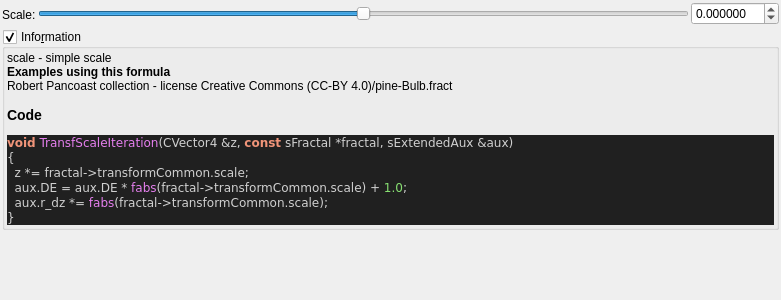
Before: the Qt Designer form mandelbulber2/formula/ui/fractal_transf_scale.ui in buddhi1980/mandelbulber2, drawn with Qt 5.
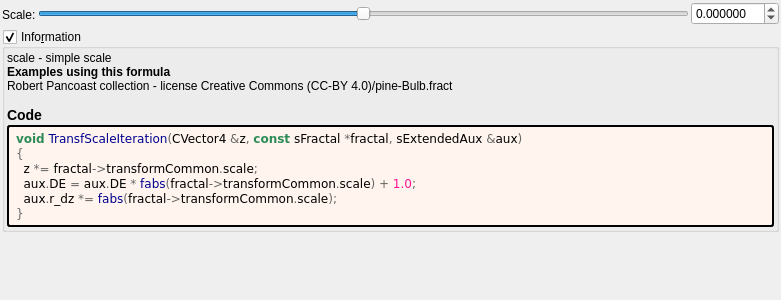
After: the same form once the commit is applied. Custom widgets are drawn as their Qt base class.

What changed in the file:
```diff
--- a/mandelbulber2/formula/ui/fractal_transf_scale.ui
+++ b/mandelbulber2/formula/ui/fractal_transf_scale.ui
@@ -124,18 +124,33 @@
        <number>2</number>
       </property>
       <item>
-       <widget class="QLabel" name="label_code_content">
+	   <widget class="QLabel" name="label_information_general">
         <property name="text">
          <string notr="true">&lt;p&gt;scale - simple scale&lt;/p&gt;&lt;table&gt;
 &lt;/table&gt;
-&lt;br&gt;&lt;b&gt;Examples using this formula&lt;/b&gt;&lt;br&gt;Robert Pancoast collection - license Creative Commons (CC-BY 4.0)/pine-Bulb.fract&lt;h3&gt;Code&lt;/h3&gt;
-&lt;body style=&quot;background-color:#202020&quot;&gt;
-&lt;pre style=&quot;color:#d0d0d0; background-color:#202020;  font-family:'Courier New',monospace;&quot;&gt;&lt;span style=&quot;color:#f09479; font-weight:bold&quot;&gt;void&lt;/span&gt; &lt;span style=&quot;color:#e47eed&quot;&gt;TransfScaleIteration&lt;/span&gt;&lt;span style=&quot;color:#d0d0d0&quot;&gt;(&lt;/span&gt;CVector4 &lt;span style=&quot;color:#d0d0d0&quot;&gt;&amp;amp;&lt;/span&gt;z&lt;span style=&quot;color:#d0d0d0&quot;&gt;,&lt;/span&gt; &lt;span style=&quot;color:#f09479; font-weight:bold&quot;&gt;const&lt;/span&gt; sFractal &lt;span style=&quot;color:#d0d0d0&quot;&gt;*&lt;/span&gt;fractal&lt;span style=&quot;color:#d0d0d0&quot;&gt;,&lt;/span&gt; sExtendedAux &lt;span style=&quot;color:#d0d0d0&quot;&gt;&amp;amp;&lt;/span&gt;aux&lt;span style=&quot;color:#d0d0d0&quot;&gt;)&lt;/span&gt;
-&lt;span style=&quot;color:#d0d0d0&quot;&gt;{&lt;/span&gt;
-  z &lt;span style=&quot;color:#d0d0d0&quot;&gt;*=&lt;/span&gt; fractal&lt;span style=&quot;color:#d0d0d0&quot;&gt;-&amp;gt;&lt;/span&gt;transformCommon&lt;span style=&quot;color:#d0d0d0&quot;&gt;.&lt;/span&gt;scale&lt;span style=&quot;color:#d0d0d0&quot;&gt;;&lt;/span&gt;
-  aux&lt;span style=&quot;color:#d0d0d0&quot;&gt;.&lt;/span&gt;DE &lt;span style=&quot;color:#d0d0d0&quot;&gt;=&lt;/span&gt; aux&lt;span style=&quot;color:#d0d0d0&quot;&gt;.&lt;/span&gt;DE &lt;span style=&quot;color:#d0d0d0&quot;&gt;*&lt;/span&gt; &lt;span style=&quot;color:#e47eed&quot;&gt;fabs&lt;/span&gt;&lt;span style=&quot;color:#d0d0d0&quot;&gt;(&lt;/span&gt;fractal&lt;span style=&quot;color:#d0d0d0&quot;&gt;-&amp;gt;&lt;/span&gt;transformCommon&lt;span style=&quot;color:#d0d0d0&quot;&gt;.&lt;/span&gt;scale&lt;span style=&quot;color:#d0d0d0&quot;&gt;) +&lt;/span&gt; &lt;span style=&quot;color:#87df71&quot;&gt;1.0&lt;/span&gt;&lt;span style=&quot;color:#d0d0d0&quot;&gt;;&lt;/span&gt;
-  aux&lt;span style=&quot;color:#d0d0d0&quot;&gt;.&lt;/span&gt;r_dz &lt;span style=&quot;color:#d0d0d0&quot;&gt;*=&lt;/span&gt; &lt;span style=&quot;color:#e47eed&quot;&gt;fabs&lt;/span&gt;&lt;span style=&quot;color:#d0d0d0&quot;&gt;(&lt;/span&gt;fractal&lt;span style=&quot;color:#d0d0d0&quot;&gt;-&amp;gt;&lt;/span&gt;transformCommon&lt;span style=&quot;color:#d0d0d0&quot;&gt;.&lt;/span&gt;scale&lt;span style=&quot;color:#d0d0d0&quot;&gt;);&lt;/span&gt;
-&lt;span style=&quot;color:#d0d0d0&quot;&gt;}&lt;/span&gt;
+&lt;br&gt;&lt;b&gt;Examples using this formula&lt;/b&gt;&lt;br&gt;Robert Pancoast collection - license Creative Commons (CC-BY 4.0)/pine-Bulb.fract&lt;h3&gt;Code&lt;/h3&gt;</string>
+		</property>
+		<property name="wordWrap">
+		 <bool>true</bool>
+		</property>
+		<property name="openExternalLinks">
+		 <bool>true</bool>
+		</property>
+		<property name="textInteractionFlags">
+		 <set>Qt::LinksAccessibleByMouse|Qt::TextSelectableByMouse</set>
+		</property>
+		</widget>
+	   </item>
+	   <item>
+	    <widget class="QLabel" name="label_code_content">
+		 <property name="text">
+		  <string notr="true">&lt;body style=&quot;background-color:#fff5ee&quot;&gt;
+&lt;pre style=&quot;color:#000000; background-color:#fff5ee;  font-family:'Courier New',monospace;&quot;&gt;&lt;span style=&quot;color:#2e8b57; font-weight:bold&quot;&gt;void&lt;/span&gt; &lt;span style=&quot;color:#00008f&quot;&gt;TransfScaleIteration&lt;/span&gt;&lt;span style=&quot;color:#676767&quot;&gt;(&lt;/span&gt;CVector4 &lt;span style=&quot;color:#676767&quot;&gt;&amp;amp;&lt;/span&gt;z&lt;span style=&quot;color:#676767&quot;&gt;,&lt;/span&gt; &lt;span style=&quot;color:#2e8b57; font-weight:bold&quot;&gt;const&lt;/span&gt; sFractal &lt;span style=&quot;color:#676767&quot;&gt;*&lt;/span&gt;fractal&lt;span style=&quot;color:#676767&quot;&gt;,&lt;/span&gt; sExtendedAux &lt;span style=&quot;color:#676767&quot;&gt;&amp;amp;&lt;/span&gt;aux&lt;span style=&quot;color:#676767&quot;&gt;)&lt;/span&gt;
+&lt;span style=&quot;color:#676767&quot;&gt;{&lt;/span&gt;
+  z &lt;span style=&quot;color:#676767&quot;&gt;*=&lt;/span&gt; fractal&lt;span style=&quot;color:#676767&quot;&gt;-&amp;gt;&lt;/span&gt;transformCommon&lt;span style=&quot;color:#676767&quot;&gt;.&lt;/span&gt;scale&lt;span style=&quot;color:#676767&quot;&gt;;&lt;/span&gt;
+  aux&lt;span style=&quot;color:#676767&quot;&gt;.&lt;/span&gt;DE &lt;span style=&quot;color:#676767&quot;&gt;=&lt;/span&gt; aux&lt;span style=&quot;color:#676767&quot;&gt;.&lt;/span&gt;DE &lt;span style=&quot;color:#676767&quot;&gt;*&lt;/span&gt; &lt;span style=&quot;color:#00008f&quot;&gt;fabs&lt;/span&gt;&lt;span style=&quot;color:#676767&quot;&gt;(&lt;/span&gt;fractal&lt;span style=&quot;color:#676767&quot;&gt;-&amp;gt;&lt;/span&gt;transformCommon&lt;span style=&quot;color:#676767&quot;&gt;.&lt;/span&gt;scale&lt;span style=&quot;color:#676767&quot;&gt;) +&lt;/span&gt; &lt;span style=&quot;color:#ff1493&quot;&gt;1.0&lt;/span&gt;&lt;span style=&quot;color:#676767&quot;&gt;;&lt;/span&gt;
+  aux&lt;span style=&quot;color:#676767&quot;&gt;.&lt;/span&gt;r_dz &lt;span style=&quot;color:#676767&quot;&gt;*=&lt;/span&gt; &lt;span style=&quot;color:#00008f&quot;&gt;fabs&lt;/span&gt;&lt;span style=&quot;color:#676767&quot;&gt;(&lt;/span&gt;fractal&lt;span style=&quot;color:#676767&quot;&gt;-&amp;gt;&lt;/span&gt;transformCommon&lt;span style=&quot;color:#676767&quot;&gt;.&lt;/span&gt;scale&lt;span style=&quot;color:#676767&quot;&gt;);&lt;/span&gt;
+&lt;span style=&quot;color:#676767&quot;&gt;}&lt;/span&gt;
 &lt;/pre&gt;
 &lt;/body&gt;</string>
         </property>
@@ -148,6 +163,9 @@
         <property name="textInteractionFlags">
          <set>Qt::LinksAccessibleByMouse|Qt::TextSelectableByMouse</set>
         </property>
+		 <property name="styleSheet">
+		  <string notr="true">border-style: outset; border-width: 2px; border-radius: 3px; border-color: black; background-color: #fff5ee; padding: 4px;</string>
+		  </property>
        </widget>
       </item>
      </layout>
```
Lines whose indentation alone changed are shown as unchanged.
